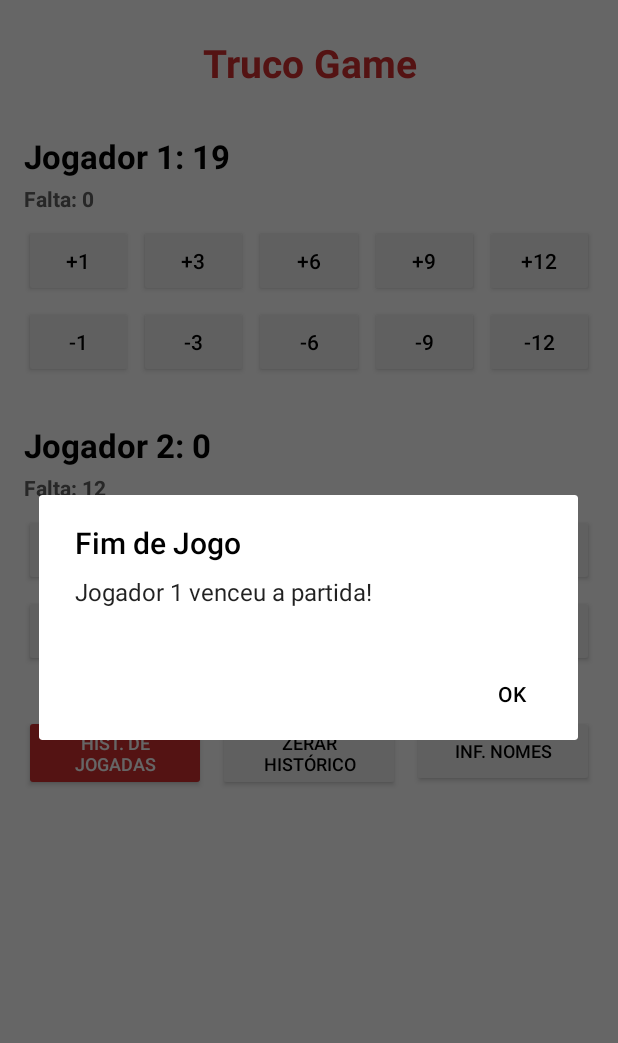
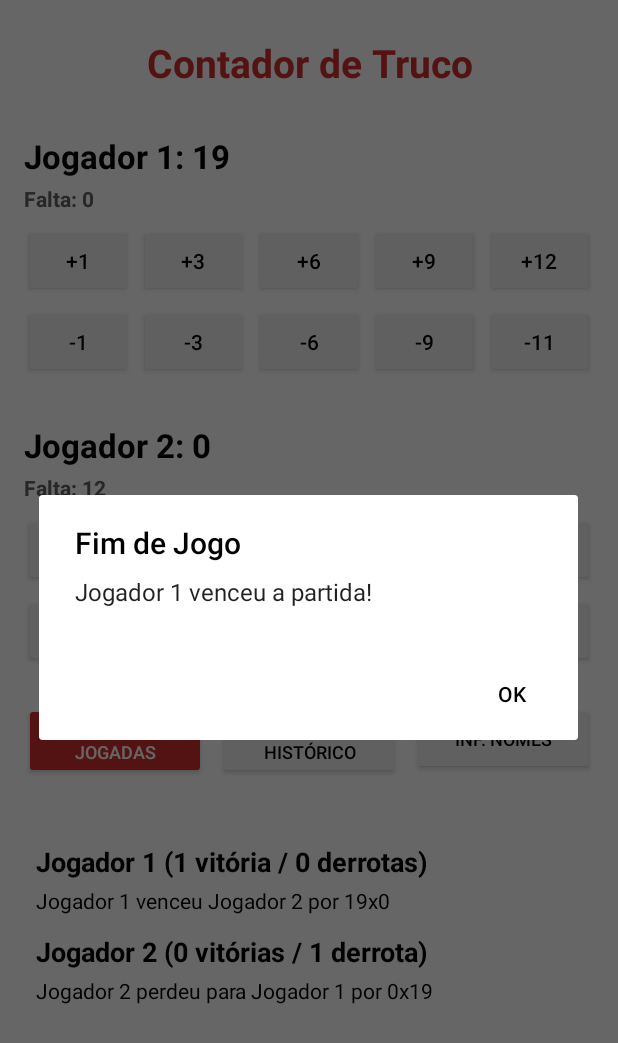
Before and after one commit to maike-rony/trabalhoandroid-truco, an Android app built with Jetpack Compose: the TelaInicialJogo screen opened directly, with no data from a screen before it, after a tap on "+9", on a phone screen of 412 x 824 dp. Shown: the top 1043 px of the screen. Run offline under Robolectric (Android 15) with nearby library versions, the phone set to English and light mode, and no system bars; 3 other taps on this screen came first.

Commit message:
feat: adicionar novas logicas e listagem com LinearLayout e include

```diff
--- /dev/null
+++ b/app/src/main/java/com/example/trabalhofinal_apptruco/RepositorioHistorico.kt
@@ -0,0 +1,103 @@
+package com.example.trabalhofinal_apptruco
+
+import android.annotation.SuppressLint
+import android.content.Context
+import android.graphics.Typeface
+import android.widget.LinearLayout
+import android.widget.TextView
+
+data class Partida(
+    val vencedor: String,
+    val perdedor: String,
+    val pontosVencedor: Int,
+    val pontosPerdedor: Int
+)
+
+object RepositorioHistorico {
+    val partidas = mutableListOf<Partida>()
+
+    fun registrarPartida(nome1: String, nome2: String, pontos1: Int, pontos2: Int) {
+        if (pontos1 >= 12 && pontos1 > pontos2) {
+            partidas.add(Partida(vencedor = nome1, perdedor = nome2, pontosVencedor = pontos1, pontosPerdedor = pontos2))
+        } else if (pontos2 >= 12 && pontos2 > pontos1) {
+            partidas.add(Partida(vencedor = nome2, perdedor = nome1, pontosVencedor = pontos2, pontosPerdedor = pontos1))
+        }
+    }
+
+    fun limpar() {
+        partidas.clear()
+    }
+
+    @SuppressLint("SetTextI18n")
+    fun popularHistoricoResumo(context: Context, container: LinearLayout, vararg jogadores: String) {
+        container.removeAllViews()
+        val jogadoresUnicos = jogadores.distinct()
+
+        val existePartidaParaAlgumJogador = jogadoresUnicos.any { jogador ->
+            partidas.any { it.vencedor == jogador || it.perdedor == jogador }
+        }
+        if (!existePartidaParaAlgumJogador) {
+            val tvVazio = TextView(context).apply {
+                text = context.getString(R.string.historico_sem_partidas)
+                textSize = 16f
+                setTextColor(context.getColor(R.color.truco_texto_secundario))
+                setPadding(0, 16, 0, 12)
+            }
+            container.addView(tvVazio)
+            return
+        }
+
+        for (jogador in jogadoresUnicos) {
+            val partidasDoJogador = partidas.filter {
+                it.vencedor == jogador || it.perdedor == jogador
+            }
+            val vitorias = partidasDoJogador.count { it.vencedor == jogador }
+            val derrotas = partidasDoJogador.count { it.perdedor == jogador }
+
+            val tvHeader = TextView(context).apply {
+                text = buildString {
+                    append(jogador)
+                    append(" (")
+                    append(vitorias)
+                    append(" vitória")
+                    append(if (vitorias == 1) "" else "s")
+                    append(" / ")
+                    append(derrotas)
+                    append(" derrota")
+                    append(if (derrotas == 1) "" else "s")
+                    append(")")
+                }
+                textSize = 18f
+                setTypeface(null, Typeface.BOLD)
+                setTextColor(context.getColor(R.color.truco_texto))
+                this.setPadding(0, 16, 0, 4)
+            }
+            container.addView(tvHeader)
+
+            if (partidasDoJogador.isEmpty()) {
+                val tvVazio = TextView(context).apply {
+                    text = "Nenhuma partida registrada."
+                    textSize = 14f
+                    setTextColor(context.getColor(R.color.truco_texto_secundario))
+                    setPadding(0, 0, 0, 12)
+                }
+                container.addView(tvVazio)
+            } else {
+                for ((vencedor, perdedor, pontosVencedor, pontosPerdedor) in partidasDoJogador) {
+                    val textPartida = if (vencedor == jogador) {
+                        "$jogador venceu $perdedor por ${pontosVencedor}x$pontosPerdedor"
+                    } else {
+                        "$jogador perdeu para $vencedor por ${pontosPerdedor}x$pontosVencedor"
+                    }
+                    val tvPartida = TextView(context).apply {
+                        text = textPartida
+                        textSize = 14f
+                        setTextColor(context.getColor(R.color.truco_texto))
+                        setPadding(0, 2, 0, 2)
+                    }
+                    container.addView(tvPartida)
+                }
+            }
+        }
+    }
+}
--- a/app/src/main/java/com/example/trabalhofinal_apptruco/TelaInicialJogo.kt
+++ b/app/src/main/java/com/example/trabalhofinal_apptruco/TelaInicialJogo.kt
@@ -2,6 +2,8 @@ package com.example.trabalhofinal_apptruco
 
 import android.content.Intent
 import android.os.Bundle
+import android.widget.LinearLayout
+import android.widget.Toast
 import androidx.appcompat.app.AlertDialog
 import androidx.appcompat.app.AppCompatActivity
 import com.example.trabalhofinal_apptruco.databinding.ActivityTelaInicialJogoBinding
@@ -28,6 +30,7 @@ class TelaInicialJogo : AppCompatActivity() {
         nomeJogador2 = intent.getStringExtra("EXTRA_JOGADOR_2")?.takeIf { it.isNotBlank() } ?: "Jogador 2"
 
         atualizarPlacar()
+        atualizarHistorico()
 
         binding.botaoJ1Mais1.setOnClickListener { adicionarPontosJogador1(1) }
         binding.botaoJ1Mais3.setOnClickListener { adicionarPontosJogador1(3) }
@@ -39,7 +42,7 @@ class TelaInicialJogo : AppCompatActivity() {
         binding.botaoJ1Menos3.setOnClickListener { subtrairPontosJogador1(3) }
         binding.botaoJ1Menos6.setOnClickListener { subtrairPontosJogador1(6) }
         binding.botaoJ1Menos9.setOnClickListener { subtrairPontosJogador1(9) }
-        binding.botaoJ1Menos12.setOnClickListener { subtrairPontosJogador1(12) }
+        binding.botaoJ1Menos11.setOnClickListener { subtrairPontosJogador1(11) }
 
         binding.botaoJ2Mais1.setOnClickListener { adicionarPontosJogador2(1) }
         binding.botaoJ2Mais3.setOnClickListener { adicionarPontosJogador2(3) }
@@ -51,7 +54,7 @@ class TelaInicialJogo : AppCompatActivity() {
         binding.botaoJ2Menos3.setOnClickListener { subtrairPontosJogador2(3) }
         binding.botaoJ2Menos6.setOnClickListener { subtrairPontosJogador2(6) }
         binding.botaoJ2Menos9.setOnClickListener { subtrairPontosJogador2(9) }
-        binding.botaoJ2Menos12.setOnClickListener { subtrairPontosJogador2(12) }
+        binding.botaoJ2Menos11.setOnClickListener { subtrairPontosJogador2(11) }
 
         binding.botaoHistoricoJogadas.setOnClickListener {
             val intentHistorico = Intent(this, TelaHistoricoJogadas::class.java).apply {
@@ -72,6 +75,11 @@ class TelaInicialJogo : AppCompatActivity() {
         }
     }
 
+    override fun onResume() {
+        super.onResume()
+        atualizarHistorico()
+    }
+
     private fun atualizarPlacar() {
         val falta1 = max(0, 12 - pontosJogador1)
         val falta2 = max(0, 12 - pontosJogador2)
@@ -81,6 +89,11 @@ class TelaInicialJogo : AppCompatActivity() {
 
         binding.tvCabecalhoJogador2.text = getString(R.string.jogador_nome_pontos_format, nomeJogador2, pontosJogador2)
         binding.tvFaltaJogador2.text = getString(R.string.jogador_falta_format, falta2)
+    }
+
+    private fun atualizarHistorico() {
+        val container = binding.root.findViewById<LinearLayout>(R.id.layoutContainerHistorico)
+        RepositorioHistorico.popularHistoricoResumo(this, container, nomeJogador1, nomeJogador2)
     }
 
     private fun adicionarPontosJogador1(pontos: Int) {
@@ -108,9 +121,13 @@ class TelaInicialJogo : AppCompatActivity() {
     private fun verificarVencedor() {
         if (pontosJogador1 >= 12) {
             vitoriasJogador1++
+            RepositorioHistorico.registrarPartida(nomeJogador1, nomeJogador2, pontosJogador1, pontosJogador2)
+            atualizarHistorico()
             exibirMensagemVencedor(nomeJogador1)
         } else if (pontosJogador2 >= 12) {
             vitoriasJogador2++
+            RepositorioHistorico.registrarPartida(nomeJogador1, nomeJogador2, pontosJogador1, pontosJogador2)
+            atualizarHistorico()
             exibirMensagemVencedor(nomeJogador2)
         }
     }
@@ -136,6 +153,9 @@ class TelaInicialJogo : AppCompatActivity() {
     private fun zerarHistorico() {
         pontosJogador1 = 0
         pontosJogador2 = 0
+        RepositorioHistorico.limpar()
         atualizarPlacar()
+        atualizarHistorico()
+        Toast.makeText(this, R.string.pontuacao_jogadores_zerada, Toast.LENGTH_SHORT).show()
     }
 }
--- a/app/src/main/res/layout/activity_tela_inicial_jogo.xml
+++ b/app/src/main/res/layout/activity_tela_inicial_jogo.xml
@@ -27,7 +27,6 @@
             app:layout_constraintStart_toStartOf="parent"
             app:layout_constraintTop_toTopOf="parent" />
 
-        <!-- JOGADOR 1 HEADER -->
         <TextView
             android:id="@+id/tvCabecalhoJogador1"
             android:layout_width="wrap_content"
@@ -40,7 +39,6 @@
             app:layout_constraintTop_toBottomOf="@id/tvTituloJogoTruco"
             tools:text="Jogador 1: 0" />
 
-        <!-- JOGADOR 1 FALTA -->
         <TextView
             android:id="@+id/tvFaltaJogador1"
             android:layout_width="wrap_content"
@@ -53,7 +51,6 @@
             app:layout_constraintTop_toBottomOf="@id/tvCabecalhoJogador1"
             tools:text="Falta: 12" />
 
-        <!-- JOGADOR 1 BOTOES MAIS (+1, +3, +6, +9, +12) -->
         <Button
             android:id="@+id/botaoJ1Mais1"
             android:layout_width="0dp"
@@ -115,7 +112,6 @@
             app:layout_constraintStart_toEndOf="@+id/botaoJ1Mais9"
             app:layout_constraintTop_toTopOf="@id/botaoJ1Mais1" />
 
-        <!-- JOGADOR 1 BOTOES MENOS (-1, -3, -6, -9, -12) -->
         <Button
             android:id="@+id/botaoJ1Menos1"
             android:layout_width="0dp"
@@ -162,16 +158,16 @@
             android:backgroundTint="@color/truco_superficie"
             android:text="@string/btn_menos_9"
             android:textColor="@color/truco_texto"
-            app:layout_constraintEnd_toStartOf="@+id/botaoJ1Menos12"
+            app:layout_constraintEnd_toStartOf="@+id/botaoJ1Menos11"
             app:layout_constraintStart_toEndOf="@+id/botaoJ1Menos6"
             app:layout_constraintTop_toTopOf="@id/botaoJ1Menos1" />
 
         <Button
-            android:id="@+id/botaoJ1Menos12"
+            android:id="@+id/botaoJ1Menos11"
             android:layout_width="0dp"
             android:layout_height="wrap_content"
             android:backgroundTint="@color/truco_superficie"
-            android:text="@string/btn_menos_12"
+            android:text="@string/btn_menos_11"
             android:textColor="@color/truco_texto"
             app:layout_constraintEnd_toEndOf="parent"
             app:layout_constraintStart_toEndOf="@+id/botaoJ1Menos9"
@@ -239,7 +235,7 @@
             android:text="@string/btn_mais_6"
             android:textColor="@color/truco_texto"
             app:layout_constraintEnd_toStartOf="@+id/botaoJ2Mais9"
-            app:layout_constraintStart_toEndOf="@id/botaoJ2Mais3"
+            app:layout_constraintStart_toEndOf="@+id/botaoJ2Mais3"
             app:layout_constraintTop_toTopOf="@id/botaoJ2Mais1" />
 
         <Button
@@ -265,7 +261,7 @@
             app:layout_constraintStart_toEndOf="@+id/botaoJ2Mais9"
             app:layout_constraintTop_toTopOf="@id/botaoJ2Mais1" />
 
-        <!-- JOGADOR 2 BOTOES MENOS (-1, -3, -6, -9, -12) -->
+        <!-- JOGADOR 2 BOTOES MENOS (-1, -3, -6, -9, -11) -->
         <Button
             android:id="@+id/botaoJ2Menos1"
             android:layout_width="0dp"
@@ -312,27 +308,27 @@
             android:backgroundTint="@color/truco_superficie"
             android:text="@string/btn_menos_9"
             android:textColor="@color/truco_texto"
-            app:layout_constraintEnd_toStartOf="@+id/botaoJ2Menos12"
+            app:layout_constraintEnd_toStartOf="@+id/botaoJ2Menos11"
             app:layout_constraintStart_toEndOf="@+id/botaoJ2Menos6"
             app:layout_constraintTop_toTopOf="@id/botaoJ2Menos1" />
 
         <Button
-            android:id="@+id/botaoJ2Menos12"
+            android:id="@+id/botaoJ2Menos11"
             android:layout_width="0dp"
             android:layout_height="wrap_content"
             android:backgroundTint="@color/truco_superficie"
-            android:text="@string/btn_menos_12"
+            android:text="@string/btn_menos_11"
             android:textColor="@color/truco_texto"
             app:layout_constraintEnd_toEndOf="parent"
             app:layout_constraintStart_toEndOf="@+id/botaoJ2Menos9"
             app:layout_constraintTop_toTopOf="@id/botaoJ2Menos1" />
 
-        <!-- BOTOES DE ACAO (HORIZONTAIS) -->
+        <!-- BOTOES DE ACAO (HORIZONTAIS) - ACIMA DO INCLUDE -->
         <Button
             android:id="@+id/botaoHistoricoJogadas"
             android:layout_width="0dp"
             android:layout_height="wrap_content"
-            android:layout_marginTop="32dp"
+            android:layout_marginTop="24dp"
             android:layout_marginEnd="4dp"
             android:backgroundTint="@color/truco_vermelho"
             android:text="@string/btn_hist_jogadas"
@@ -371,5 +367,17 @@
             app:layout_constraintStart_toEndOf="@+id/botaoZerarHistorico"
             app:layout_constraintTop_toTopOf="@+id/botaoHistoricoJogadas" />
 
+        <!-- HISTORICO - ABAIXO DOS BOTOES -->
+        <LinearLayout
+            android:id="@+id/layoutContainerHistorico"
+            android:layout_width="0dp"
+            android:layout_height="wrap_content"
+            android:layout_marginTop="24dp"
+            android:orientation="vertical"
+            android:padding="8dp"
+            app:layout_constraintEnd_toEndOf="parent"
+            app:layout_constraintStart_toStartOf="parent"
+            app:layout_constraintTop_toBottomOf="@id/botaoHistoricoJogadas" />
+
     </androidx.constraintlayout.widget.ConstraintLayout>
 </ScrollView>
--- a/app/src/main/res/values/strings.xml
+++ b/app/src/main/res/values/strings.xml
@@ -20,14 +20,28 @@
     <string name="btn_menos_3">-3</string>
     <string name="btn_menos_6">-6</string>
     <string name="btn_menos_9">-9</string>
-    <string name="btn_menos_12">-12</string>
+    <string name="btn_menos_11">-11</string>
     <string name="btn_hist_jogadas">Hist. de Jogadas</string>
     <string name="btn_zerar_historico">Zerar Histórico</string>
     <string name="btn_inf_nomes">Inf. Nomes</string>
     <string name="titulo_fim_jogo">Fim de Jogo</string>
     <string name="mensagem_vencedor">%1$s venceu a partida!</string>
     <string name="botao_ok">OK</string>
-    <string name="titulo_jogo_truco">Truco Game</string>
+    <string name="titulo_jogo_truco">Contador de Truco</string>
     <string name="titulo_historico_jogadas">Histórico de Jogadas</string>
     <string name="historico_vitorias_format">%1$s: %2$d vitórias no TRUCO!!</string>
+    <string name="historico_resumo">%1$s (%2$d %3$s / %4$d %5$s)</string>
+    <string name="historico_nenhuma_partida">Nenhuma partida registrada.</string>
+    <string name="historico_sem_partidas">Nenhuma Partida Registrada no Historico</string>
+    <string name="historico_partida_vitoria">%1$s venceu %2$s por %3$d x %4$d</string>
+    <string name="historico_partida_derrota">%1$s perdeu para %2$s por %3$d x %4$d</string>
+    <plurals name="historico_vitorias">
+        <item quantity="one">vitória</item>
+        <item quantity="other">vitórias</item>
+    </plurals>
+    <plurals name="historico_derrotas">
+        <item quantity="one">derrota</item>
+        <item quantity="other">derrotas</item>
+    </plurals>
+    <string name="pontuacao_jogadores_zerada">Pontuação dos jogadores zerada!</string>
 </resources>
--- a/app/src/main/res/values/themes.xml
+++ b/app/src/main/res/values/themes.xml
@@ -7,4 +7,10 @@
         <item name="colorPrimaryDark">@color/truco_vermelho_escuro</item>
         <item name="colorAccent">@color/truco_vermelho_claro</item>
     </style>
+
+    <style name="TrucoNumeroButton" parent="Widget.AppCompat.Button">
+        <item name="android:minWidth">58dp</item>
+        <item name="android:textSize">16sp</item>
+        <item name="android:textStyle">bold</item>
+    </style>
 </resources>
```
Also changed, not shown: app/src/main/java/com/example/trabalhofinal_apptruco/TelaHistoricoJogadas.kt (+14 -4 lines), app/src/main/res/layout/activity_tela_historico_jogadas.xml (+9 -21 lines), app/src/main/res/layout/view_historico_resumo.xml (added, +9 -0 lines), 4 other files.
